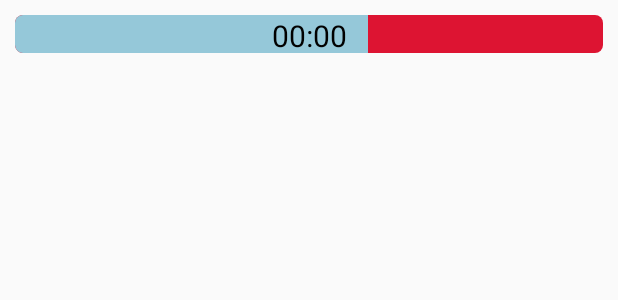
After one commit to leechaeeyoung/Hallym_smart_App, an Android app: the layout recycleview_custom.xml on its own in the app's theme, with its tools: preview values and no code run, on a phone screen of 412 x 824 dp. The commit adds this screen. Shown: the top 300 px of the screen. Run offline under Robolectric (Android 15) with nearby library versions, the light colour scheme and no system bars.

Commit message:
recyclerview 수정 및 파일 추가

```diff
--- /dev/null
+++ b/app/src/main/res/layout/recycleview_custom.xml
@@ -0,0 +1,34 @@
+<?xml version="1.0" encoding="utf-8"?>
+<LinearLayout
+    xmlns:android="http://schemas.android.com/apk/res/android"
+    android:orientation="vertical"
+    android:layout_width="match_parent"
+    android:layout_height="wrap_content">
+
+
+    <RelativeLayout
+        android:layout_width="match_parent"
+        android:layout_height="match_parent">
+        <ProgressBar
+            android:id="@+id/pb"
+            style="@android:style/Widget.ProgressBar.Horizontal"
+            android:layout_width="match_parent"
+            android:layout_height="25dp"
+            android:layout_margin="10dp"
+            android:max="100"
+            android:progress="60"
+            android:progressTint="#95C8D9"
+            android:progressBackgroundTint="#DD1432" />
+
+        <TextView
+            android:id="@+id/seatNumber"
+            android:textColor="#000000"
+            android:textSize="20sp"
+            android:layout_margin="10dp"
+            android:gravity="center"
+            android:text="00:00"
+            android:layout_width="match_parent"
+            android:layout_height="25dp" />
+    </RelativeLayout>
+
+</LinearLayout>
--- a/app/src/main/res/layout/third_floor.xml
+++ b/app/src/main/res/layout/third_floor.xml
@@ -19,8 +19,15 @@
         android:layout_marginTop="10dp"
         android:src="@drawable/reservation_seats_guide"/>
 
-    <androidx.recyclerview.widget.RecyclerView
-        android:id="@+id/recyclerView"
+    <LinearLayout
         android:layout_width="match_parent"
-        android:layout_height="match_parent"/>
+        android:layout_height="0dp"
+        android:orientation="vertical"
+        android:layout_weight="9">
+
+        <androidx.recyclerview.widget.RecyclerView
+            android:id="@+id/recyclerView"
+            android:layout_width="match_parent"
+            android:layout_height="match_parent"/>
+    </LinearLayout>
 </LinearLayout>
```
